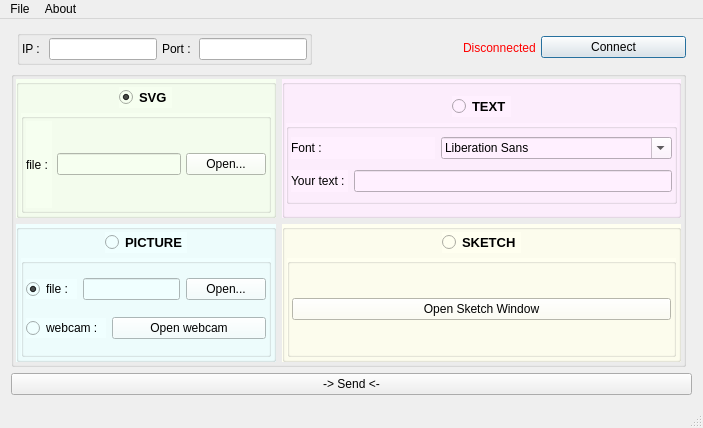
Before: the Qt Designer form IMH - Qt/CobotKuka/cobotkuka.ui in Freda66/CobotKukaBosch, drawn with Qt 5.
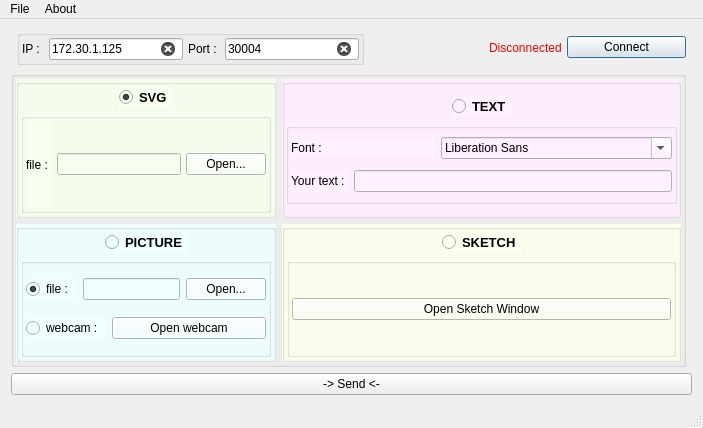
After: the same form once the commit is applied.

```diff
--- a/IMH - Qt/CobotKuka/cobotkuka.ui
+++ b/IMH - Qt/CobotKuka/cobotkuka.ui
@@ -83,7 +83,7 @@
               </sizepolicy>
              </property>
              <property name="text">
-              <string/>
+              <string>172.30.1.125</string>
              </property>
              <property name="maxLength">
               <number>15</number>
@@ -115,7 +115,7 @@
               <set>Qt::ImhDigitsOnly</set>
              </property>
              <property name="text">
-              <string/>
+              <string>30004</string>
              </property>
              <property name="maxLength">
               <number>5</number>
```
Left out of the diff: 2 changed lines with no effect on the pictures.
